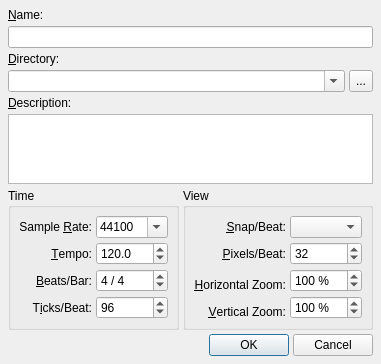
Old version of the form src/qtractorSessionForm.ui in the repository rncbc/qtractor.
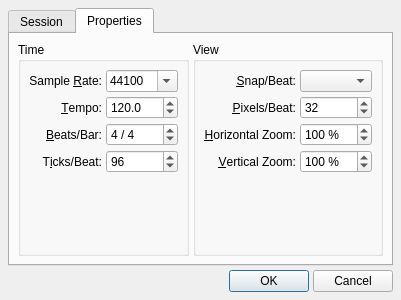
New version of the form. The open tabs and pages were chosen to show the change. Icons and pictures are not drawn.

Commit message: - Session dialog gets split in its own tab components, between   descriptive, time and view configuration ones.

```diff
--- a/src/qtractorSessionForm.ui
+++ b/src/qtractorSessionForm.ui
@@ -26,8 +26,8 @@
    <rect>
     <x>0</x>
     <y>0</y>
-    <width>360</width>
-    <height>320</height>
+    <width>394</width>
+    <height>300</height>
    </rect>
   </property>
   <property name="focusPolicy" >
@@ -41,6 +41,16 @@
   </property>
   <layout class="QVBoxLayout" >
    <item>
+    <widget class="QTabWidget" name="SesssionTabWidget" >
+     <property name="currentIndex" >
+      <number>0</number>
+     </property>
+     <widget class="QWidget" name="SessionTab" >
+      <attribute name="title" >
+       <string>Session</string>
+      </attribute>
+      <layout class="QVBoxLayout" >
+       <item>
     <widget class="QLabel" name="SessionNameTextLabel" >
      <property name="text" >
       <string>&amp;Name:</string>
@@ -144,64 +154,19 @@
      </property>
     </widget>
    </item>
-   <item>
+      </layout>
+     </widget>
+     <widget class="QWidget" name="PropertiesTab" >
+      <attribute name="title" >
+       <string>Properties</string>
+      </attribute>
     <layout class="QHBoxLayout" >
-     <property name="margin" >
-      <number>0</number>
-     </property>
      <item>
       <widget class="QGroupBox" name="TimeGroupBox" >
-       <property name="sizePolicy" >
-        <sizepolicy>
-         <hsizetype>5</hsizetype>
-         <vsizetype>1</vsizetype>
-         <horstretch>0</horstretch>
-         <verstretch>0</verstretch>
-        </sizepolicy>
-       </property>
        <property name="title" >
         <string>Time</string>
        </property>
        <layout class="QGridLayout" >
-        <item row="3" column="0" >
-         <widget class="QLabel" name="TicksPerBeatTextLabel" >
-          <property name="text" >
-           <string>T&amp;icks/Beat:</string>
-          </property>
-          <property name="alignment" >
-           <set>Qt::AlignRight|Qt::AlignTrailing|Qt::AlignVCenter</set>
-          </property>
-          <property name="buddy" >
-           <cstring>TicksPerBeatSpinBox</cstring>
-          </property>
-         </widget>
-        </item>
-        <item row="2" column="0" >
-         <widget class="QLabel" name="BeatsPerBarTextLabel" >
-          <property name="text" >
-           <string>&amp;Beats/Bar:</string>
-          </property>
-          <property name="alignment" >
-           <set>Qt::AlignRight|Qt::AlignTrailing|Qt::AlignVCenter</set>
-          </property>
-          <property name="buddy" >
-           <cstring>BeatsPerBarSpinBox</cstring>
-          </property>
-         </widget>
-        </item>
-        <item row="1" column="0" >
-         <widget class="QLabel" name="TempoTextLabel" >
-          <property name="text" >
-           <string>&amp;Tempo:</string>
-          </property>
-          <property name="alignment" >
-           <set>Qt::AlignRight|Qt::AlignTrailing|Qt::AlignVCenter</set>
-          </property>
-          <property name="buddy" >
-           <cstring>TempoSpinBox</cstring>
-          </property>
-         </widget>
-        </item>
         <item row="0" column="0" >
          <widget class="QLabel" name="SampleRateTextLabel" >
           <property name="text" >
@@ -215,22 +180,46 @@
           </property>
          </widget>
         </item>
-        <item row="2" column="1" >
-         <widget class="QSpinBox" name="BeatsPerBarSpinBox" >
+          <item row="0" column="1" >
+           <widget class="QComboBox" name="SampleRateComboBox" >
           <property name="toolTip" >
-           <string>Time signature (beats/bar)</string>
-          </property>
-          <property name="suffix" >
-           <string> / 4</string>
-          </property>
-          <property name="maximum" >
-           <number>32</number>
-          </property>
-          <property name="minimum" >
-           <number>2</number>
-          </property>
-          <property name="value" >
-           <number>4</number>
+             <string>Sample rate (Hz)</string>
+            </property>
+            <property name="editable" >
+             <bool>true</bool>
+            </property>
+            <item>
+             <property name="text" >
+              <string>44100</string>
+             </property>
+            </item>
+            <item>
+             <property name="text" >
+              <string>48000</string>
+             </property>
+            </item>
+            <item>
+             <property name="text" >
+              <string>96000</string>
+             </property>
+            </item>
+            <item>
+             <property name="text" >
+              <string>192000</string>
+             </property>
+            </item>
+           </widget>
+          </item>
+          <item row="1" column="0" >
+           <widget class="QLabel" name="TempoTextLabel" >
+            <property name="text" >
+             <string>&amp;Tempo:</string>
+            </property>
+            <property name="alignment" >
+             <set>Qt::AlignRight|Qt::AlignTrailing|Qt::AlignVCenter</set>
+            </property>
+            <property name="buddy" >
+             <cstring>TempoSpinBox</cstring>
           </property>
          </widget>
         </item>
@@ -242,17 +231,62 @@
           <property name="decimals" >
            <number>1</number>
           </property>
-          <property name="maximum" >
-           <double>1000</double>
-          </property>
           <property name="minimum" >
-           <double>1</double>
+             <double>1.000000000000000</double>
+            </property>
+            <property name="maximum" >
+             <double>1000.000000000000000</double>
           </property>
           <property name="singleStep" >
-           <double>0.1</double>
+             <double>0.100000000000000</double>
           </property>
           <property name="value" >
-           <double>120</double>
+             <double>120.000000000000000</double>
+            </property>
+           </widget>
+          </item>
+          <item row="2" column="0" >
+           <widget class="QLabel" name="BeatsPerBarTextLabel" >
+            <property name="text" >
+             <string>&amp;Beats/Bar:</string>
+            </property>
+            <property name="alignment" >
+             <set>Qt::AlignRight|Qt::AlignTrailing|Qt::AlignVCenter</set>
+            </property>
+            <property name="buddy" >
+             <cstring>BeatsPerBarSpinBox</cstring>
+            </property>
+           </widget>
+          </item>
+          <item row="2" column="1" >
+           <widget class="QSpinBox" name="BeatsPerBarSpinBox" >
+            <property name="toolTip" >
+             <string>Time signature (beats/bar)</string>
+            </property>
+            <property name="suffix" >
+             <string> / 4</string>
+            </property>
+            <property name="minimum" >
+             <number>2</number>
+            </property>
+            <property name="maximum" >
+             <number>32</number>
+            </property>
+            <property name="value" >
+             <number>4</number>
+            </property>
+           </widget>
+          </item>
+          <item row="3" column="0" >
+           <widget class="QLabel" name="TicksPerBeatTextLabel" >
+            <property name="text" >
+             <string>T&amp;icks/Beat:</string>
+            </property>
+            <property name="alignment" >
+             <set>Qt::AlignRight|Qt::AlignTrailing|Qt::AlignVCenter</set>
+            </property>
+            <property name="buddy" >
+             <cstring>TicksPerBeatSpinBox</cstring>
           </property>
          </widget>
         </item>
@@ -261,12 +295,12 @@
           <property name="toolTip" >
            <string>Resolution (ticks/beat; TPQN)</string>
           </property>
+            <property name="minimum" >
+             <number>12</number>
+            </property>
           <property name="maximum" >
            <number>600</number>
           </property>
-          <property name="minimum" >
-           <number>12</number>
-          </property>
           <property name="singleStep" >
            <number>12</number>
           </property>
@@ -275,53 +309,41 @@
           </property>
          </widget>
         </item>
-        <item row="0" column="1" >
-         <widget class="QComboBox" name="SampleRateComboBox" >
-          <property name="toolTip" >
-           <string>Sample rate (Hz)</string>
-          </property>
-          <property name="editable" >
-           <bool>true</bool>
-          </property>
-          <item>
-           <property name="text" >
-            <string>44100</string>
-           </property>
-          </item>
-          <item>
-           <property name="text" >
-            <string>48000</string>
-           </property>
-          </item>
-          <item>
-           <property name="text" >
-            <string>96000</string>
-           </property>
-          </item>
-          <item>
-           <property name="text" >
-            <string>192000</string>
-           </property>
-          </item>
-         </widget>
+          <item row="4" column="0" colspan="2" >
+           <spacer>
+            <property name="orientation" >
+             <enum>Qt::Vertical</enum>
+            </property>
+            <property name="sizeHint" >
+             <size>
+              <width>20</width>
+              <height>40</height>
+             </size>
+            </property>
+           </spacer>
         </item>
        </layout>
       </widget>
      </item>
      <item>
       <widget class="QGroupBox" name="ViewGroupBox" >
-       <property name="sizePolicy" >
-        <sizepolicy>
-         <hsizetype>5</hsizetype>
-         <vsizetype>1</vsizetype>
-         <horstretch>0</horstretch>
-         <verstretch>0</verstretch>
-        </sizepolicy>
-       </property>
        <property name="title" >
         <string>View</string>
        </property>
        <layout class="QGridLayout" >
+          <item row="0" column="0" >
+           <widget class="QLabel" name="SnapPerBeatTextLabel" >
+            <property name="text" >
+             <string>&amp;Snap/Beat:</string>
+            </property>
+            <property name="alignment" >
+             <set>Qt::AlignRight|Qt::AlignTrailing|Qt::AlignVCenter</set>
+            </property>
+            <property name="buddy" >
+             <cstring>SnapPerBeatComboBox</cstring>
+            </property>
+           </widget>
+          </item>
         <item row="0" column="1" >
          <widget class="QComboBox" name="SnapPerBeatComboBox" >
           <property name="toolTip" >
@@ -332,17 +354,30 @@
           </property>
          </widget>
         </item>
+          <item row="1" column="0" >
+           <widget class="QLabel" name="PixelsPerBeatTextLabel" >
+            <property name="text" >
+             <string>&amp;Pixels/Beat:</string>
+            </property>
+            <property name="alignment" >
+             <set>Qt::AlignRight|Qt::AlignTrailing|Qt::AlignVCenter</set>
+            </property>
+            <property name="buddy" >
+             <cstring>PixelsPerBeatSpinBox</cstring>
+            </property>
+           </widget>
+          </item>
         <item row="1" column="1" >
          <widget class="QSpinBox" name="PixelsPerBeatSpinBox" >
           <property name="toolTip" >
            <string>Pixels/beat</string>
           </property>
+            <property name="minimum" >
+             <number>4</number>
+            </property>
           <property name="maximum" >
            <number>240</number>
           </property>
-          <property name="minimum" >
-           <number>4</number>
-          </property>
           <property name="singleStep" >
            <number>4</number>
           </property>
@@ -351,64 +386,7 @@
           </property>
          </widget>
         </item>
-        <item rowspan="2" row="3" column="1" >
-         <widget class="QSpinBox" name="VerticalZoomSpinBox" >
-          <property name="toolTip" >
-           <string>Vertical Zoom (%)</string>
-          </property>
-          <property name="suffix" >
-           <string> %</string>
-          </property>
-          <property name="maximum" >
-           <number>1000</number>
-          </property>
-          <property name="minimum" >
-           <number>10</number>
-          </property>
-          <property name="singleStep" >
-           <number>10</number>
-          </property>
-          <property name="value" >
-           <number>100</number>
-          </property>
-         </widget>
-        </item>
-        <item row="4" column="0" >
-         <widget class="QLabel" name="VerticalZoomTextLabel" >
-          <property name="text" >
-           <string>&amp;Vertical Zoom:</string>
-          </property>
-          <property name="alignment" >
-           <set>Qt::AlignRight|Qt::AlignTrailing|Qt::AlignVCenter</set>
-          </property>
-          <property name="buddy" >
-           <cstring>VerticalZoomSpinBox</cstring>
-          </property>
-         </widget>
-        </item>
-        <item row="2" column="1" >
-         <widget class="QSpinBox" name="HorizontalZoomSpinBox" >
-          <property name="toolTip" >
-           <string>Horizontal Zoom (%)</string>
-          </property>
-          <property name="suffix" >
-           <string> %</string>
-          </property>
-          <property name="maximum" >
-           <number>1000</number>
-          </property>
-          <property name="minimum" >
-           <number>10</number>
-          </property>
-          <property name="singleStep" >
-           <number>10</number>
-          </property>
-          <property name="value" >
-           <number>100</number>
-          </property>
-         </widget>
-        </item>
-        <item rowspan="2" row="2" column="0" >
+          <item row="2" column="0" >
          <widget class="QLabel" name="HorizontalZoomTextLabel" >
           <property name="text" >
            <string>&amp;Horizontal Zoom:</string>
@@ -421,36 +399,82 @@
           </property>
          </widget>
         </item>
-        <item row="1" column="0" >
-         <widget class="QLabel" name="PixelsPerBeatTextLabel" >
-          <property name="text" >
-           <string>&amp;Pixels/Beat:</string>
-          </property>
-          <property name="alignment" >
-           <set>Qt::AlignRight|Qt::AlignTrailing|Qt::AlignVCenter</set>
-          </property>
-          <property name="buddy" >
-           <cstring>PixelsPerBeatSpinBox</cstring>
-          </property>
-         </widget>
-        </item>
-        <item row="0" column="0" >
-         <widget class="QLabel" name="SnapPerBeatTextLabel" >
+          <item row="2" column="1" >
+           <widget class="QSpinBox" name="HorizontalZoomSpinBox" >
+            <property name="toolTip" >
+             <string>Horizontal Zoom (%)</string>
+            </property>
+            <property name="suffix" >
+             <string> %</string>
+            </property>
+            <property name="minimum" >
+             <number>10</number>
+            </property>
+            <property name="maximum" >
+             <number>1000</number>
+            </property>
+            <property name="singleStep" >
+             <number>10</number>
+            </property>
+            <property name="value" >
+             <number>100</number>
+            </property>
+           </widget>
+          </item>
+          <item row="3" column="0" >
+           <widget class="QLabel" name="VerticalZoomTextLabel" >
           <property name="text" >
-           <string>&amp;Snap/Beat:</string>
+             <string>&amp;Vertical Zoom:</string>
           </property>
           <property name="alignment" >
            <set>Qt::AlignRight|Qt::AlignTrailing|Qt::AlignVCenter</set>
           </property>
           <property name="buddy" >
-           <cstring>SnapPerBeatComboBox</cstring>
+             <cstring>VerticalZoomSpinBox</cstring>
           </property>
          </widget>
         </item>
+          <item row="3" column="1" >
+           <widget class="QSpinBox" name="VerticalZoomSpinBox" >
+            <property name="toolTip" >
+             <string>Vertical Zoom (%)</string>
+            </property>
+            <property name="suffix" >
+             <string> %</string>
+            </property>
+            <property name="minimum" >
+             <number>10</number>
+            </property>
+            <property name="maximum" >
+             <number>1000</number>
+            </property>
+            <property name="singleStep" >
+             <number>10</number>
+            </property>
+            <property name="value" >
+             <number>100</number>
+            </property>
+           </widget>
+          </item>
+          <item row="4" column="0" colspan="2" >
+           <spacer>
+            <property name="orientation" >
+             <enum>Qt::Vertical</enum>
+            </property>
+            <property name="sizeHint" >
+             <size>
+              <width>20</width>
+              <height>40</height>
+             </size>
+            </property>
+           </spacer>
+          </item>
        </layout>
       </widget>
      </item>
     </layout>
+     </widget>
+    </widget>
    </item>
    <item>
     <layout class="QHBoxLayout" >
```
Left out of the diff: 2 changed lines with no effect on the pictures. Lines whose indentation alone changed are shown as unchanged. The commit also changes 5 other files.
